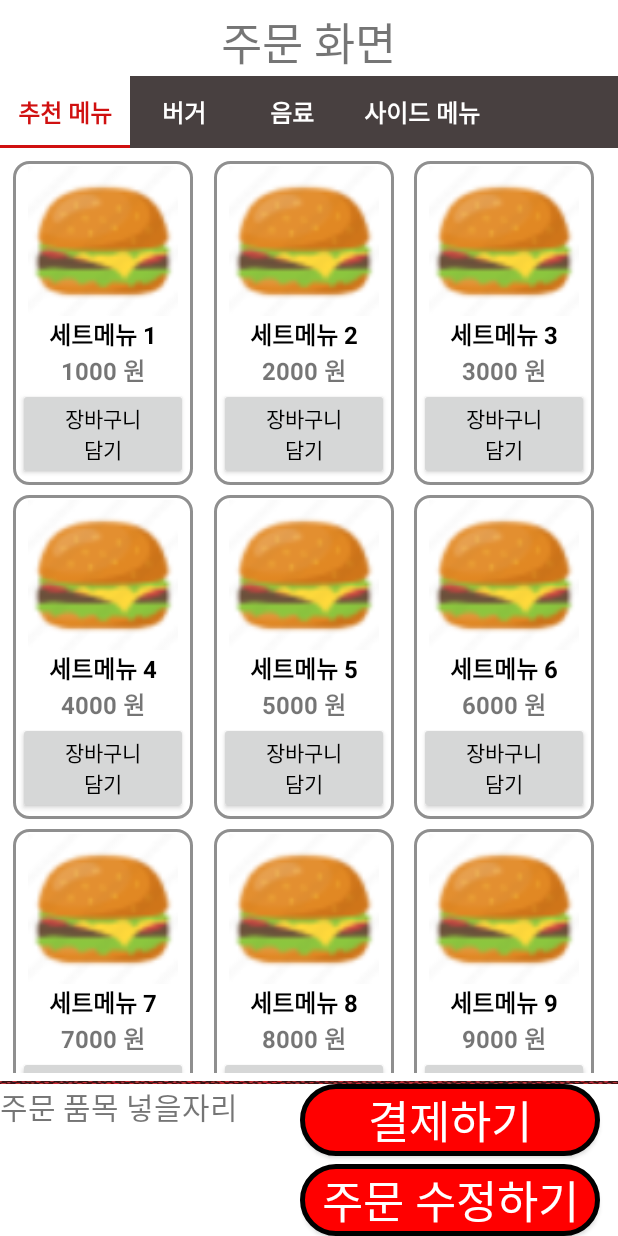
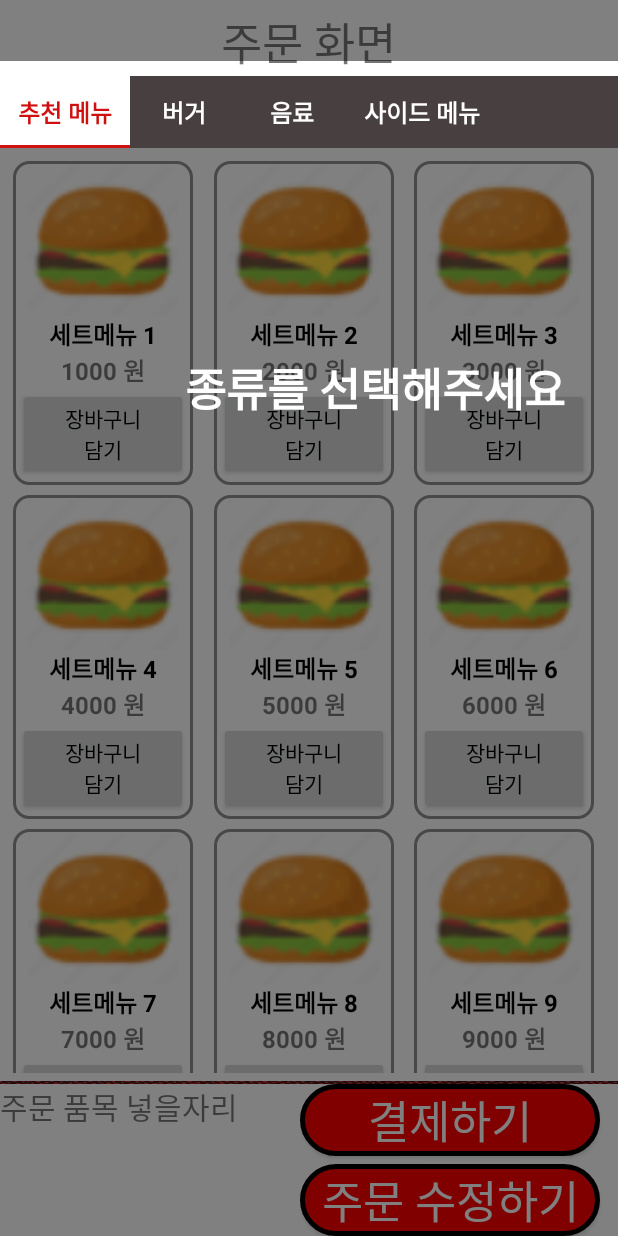
Before and after one commit to HJTN/AppProgramming_T6, an Android app: the SubActivity screen opened directly, with no data from a screen before it, on a phone screen of 412 x 824 dp. Run offline under Robolectric (Android 15) with nearby library versions, the light colour scheme and no system bars.

Commit message:
tutorial panel conditional apprearance, add announcement text view

```diff
--- /dev/null
+++ b/app/src/main/java/com/example/kioskupgrade/CrossActivityInfo.kt
@@ -0,0 +1,6 @@
+package com.example.kioskupgrade
+
+//액티비티에 상관없이 앱 내에서 전역적으로 사용할 수 있는 정보를 담는 싱글톤 클래스
+object CrossActivityInfo {
+    var isTutorial : Boolean = false
+}
--- a/app/src/main/java/com/example/kioskupgrade/MainActivity.kt
+++ b/app/src/main/java/com/example/kioskupgrade/MainActivity.kt
@@ -18,7 +18,7 @@ class MainActivity : AppCompatActivity() {
         super.onCreate(savedInstanceState)
         val binding = ActivityMainBinding.inflate(layoutInflater)
 
-        //setContentView(binding.root)
+        setContentView(binding.root)
 
         binding.stockBtn.visibility = View.GONE
         binding.accountBtn.visibility = View.GONE
@@ -40,6 +40,7 @@ class MainActivity : AppCompatActivity() {
         binding.kioskmainBtn.setOnClickListener(object: View.OnClickListener{
             override fun onClick(view: View?) {
                 val intent = Intent(applicationContext, SubActivity::class.java)
+                CrossActivityInfo.isTutorial = false
                 startActivity(intent)
             }
         })
@@ -47,6 +48,7 @@ class MainActivity : AppCompatActivity() {
         binding.kioskmainBtn2.setOnClickListener(object: View.OnClickListener{
             override fun onClick(view: View?) {
                 val intent = Intent(applicationContext, SubActivity::class.java)
+                CrossActivityInfo.isTutorial = true
                 startActivity(intent)
             }
         })
@@ -64,43 +66,5 @@ class MainActivity : AppCompatActivity() {
                 startActivity(intent)
             }
         })
-
-//      val myImage : ImageView = ImageView(applicationContext)
-//      myImage.setImageResource(R.drawable.hamburger)
-//      binding.mainlayout.addView(myImage)
-
-        val display = this.applicationContext?.resources?.displayMetrics
-        val deviceWidth : Int = display?.widthPixels!!
-        val deviceHeight : Int = display?.heightPixels!!
-
-        val lx : Float = deviceWidth.times(0.3f); val ly: Float = deviceHeight.times(0.1f)
-        val rx : Float = deviceWidth.times(0.7f); val ry: Float = deviceHeight.times(0.4f)
-
-        val panel1 = binding.tutorialPanel1
-        val panel2 = binding.tutorialPanel2
-        val panel3 = binding.tutorialPanel3
-        val panel4 = binding.tutorialPanel4
-
-        panel1.visibility = View.VISIBLE
-        SetImagePos(panel1, 0f, 0f, lx.toInt(), ry.toInt())
-
-        panel2.visibility = View.VISIBLE
-        SetImagePos(panel2, 0f, ry, rx.toInt(), deviceHeight - ry.toInt())
-
-        panel3.visibility = View.VISIBLE
-        SetImagePos(panel3, rx, ly, deviceWidth - lx.toInt(), deviceHeight - ly.toInt())
-
-        panel4.visibility = View.VISIBLE
-        SetImagePos(panel4, lx, 0f, deviceWidth - lx.toInt(), ly.toInt())
-
-        setContentView(binding.root)
-    }
-
-    fun SetImagePos(img : ImageView, x:Float,y:Float,w:Int,h:Int){
-        img.x = x; img.y = y;
-        img.getLayoutParams().width = w
-        img.getLayoutParams().height = h
-        img.setScaleType(ImageView.ScaleType.FIT_XY);
-        img.requestLayout()
     }
 }
--- a/app/src/main/java/com/example/kioskupgrade/SubActivity.kt
+++ b/app/src/main/java/com/example/kioskupgrade/SubActivity.kt
@@ -1,9 +1,11 @@
 package com.example.kioskupgrade
 
 import android.content.Intent
+import android.graphics.Rect
 import android.os.Bundle
 import android.util.Log
 import android.widget.Button
+import android.widget.ImageView
 import androidx.appcompat.app.AppCompatActivity
 import androidx.fragment.app.FragmentManager
 import androidx.fragment.app.FragmentTransaction
@@ -70,8 +72,6 @@ class SubActivity : AppCompatActivity() {
             }
         })
 
-
-
         val next1Button: Button = findViewById(R.id.purchase)
         next1Button.setOnClickListener {
             val intent = Intent(applicationContext, paymentActivity::class.java)
@@ -80,12 +80,24 @@ class SubActivity : AppCompatActivity() {
         val next2Button: Button = findViewById(R.id.redo)
         next2Button.setOnClickListener{popupbtnlistener()}
 
-
+        if(CrossActivityInfo.isTutorial){
+            SetTutorialView(binding)
+        }
     }
     fun popupbtnlistener(){
         val customdialog = CustomDialog(this)
         customdialog.show()
     }
 
+    fun SetTutorialView(binding : ActivityOrderBinding){
+        val panels : MutableList<ImageView> = mutableListOf()
+        panels.add(binding.tutorialPanel1)
+        panels.add(binding.tutorialPanel2)
+        panels.add(binding.tutorialPanel3)
+        panels.add(binding.tutorialPanel4)
 
+        val tutorial_renderer = TutorialViewRenderer(this.applicationContext, panels, binding.tutorialText)
+        tutorial_renderer.Highlight(0f, 0.05f, 1f, 0.12f)
+        tutorial_renderer.SetText("종류를 선택해주세요",0.3f, 0.5f, 30f)
+    }
 }
--- a/app/src/main/java/com/example/kioskupgrade/TutorialViewRenderer.kt
+++ b/app/src/main/java/com/example/kioskupgrade/TutorialViewRenderer.kt
@@ -1,5 +1,72 @@
 package com.example.kioskupgrade
 
-class TutorialViewRenderer {
+import android.content.Context
+import android.view.View
+import android.widget.ImageView
+import android.widget.TextView
 
+//튜토리얼 화면 렌더링을 위한 클래스. 사용하는 쪽에서 application context와 4개의 반투명 ImageView를 넘겨주며 생성한다.
+class TutorialViewRenderer(val context: Context, val panels : MutableList<ImageView>, val tv : TextView) {
+
+    //원하는 영역 이외의 부분을 터치불가, 어둡게 만든다.
+    //lx_ratio, ly_ratio 에는 원하는 영역의 왼쪽 위 좌표를 화면상의 비율로 표현해 넘겨주면 된다. 예를들어 화면중앙은 0.5f가 된다.
+    fun Highlight(lx_ratio : Float, ly_ratio : Float,
+                  rx_ratio : Float, ry_ratio : Float){
+        val display = context?.resources?.displayMetrics
+        val deviceWidth : Int = display?.widthPixels!!
+        val deviceHeight : Int = display?.heightPixels!!
+
+        val lx : Float = deviceWidth.times(lx_ratio); val ly: Float = deviceHeight.times(ly_ratio)
+        val rx : Float = deviceWidth.times(rx_ratio); val ry: Float = deviceHeight.times(ry_ratio)
+
+        val panel1 = panels[0]
+        val panel2 = panels[1]
+        val panel3 = panels[2]
+        val panel4 = panels[3]
+
+        panel1.visibility = View.VISIBLE
+        SetImagePos(panel1, 0f, 0f, lx.toInt(), ry.toInt())
+
+        panel2.visibility = View.VISIBLE
+        SetImagePos(panel2, 0f, ry, rx.toInt(), deviceHeight - ry.toInt())
+
+        panel3.visibility = View.VISIBLE
+        SetImagePos(panel3, rx, ly, deviceWidth - lx.toInt(), deviceHeight - ly.toInt())
+
+        panel4.visibility = View.VISIBLE
+        SetImagePos(panel4, lx, 0f, deviceWidth - lx.toInt(), ly.toInt())
+
+    }
+
+    //Hightlight 함수를 위한 보조함수
+    fun SetImagePos(img : ImageView, x:Float, y:Float, w:Int, h:Int){
+        img.x = x; img.y = y;
+        img.getLayoutParams().width = w
+        img.getLayoutParams().height = h
+        img.setScaleType(ImageView.ScaleType.FIT_XY);
+        img.requestLayout()
+    }
+
+    //안내 메세지의 내용과 위치를 조정한다.
+    fun SetText(str : String, x_ratio:Float, y_ratio:Float, size : Float){
+        val display = context?.resources?.displayMetrics
+        val deviceWidth : Int = display?.widthPixels!!
+        val deviceHeight : Int = display?.heightPixels!!
+
+        tv.visibility = View.VISIBLE
+        tv.text = str
+        tv.x = deviceWidth.times(x_ratio); tv.y = deviceWidth.times(y_ratio)
+        tv.textSize = size
+        tv.requestLayout()
+    }
+
+    //하이라이트 상태를 해제시킨다.
+    fun Release(){
+        for(i in 0..3){
+            panels[i].visibility = View.INVISIBLE
+            panels[i].requestLayout()
+        }
+        tv.visibility = View.INVISIBLE
+        tv.requestLayout()
+    }
 }
--- a/app/src/main/res/layout/activity_order.xml
+++ b/app/src/main/res/layout/activity_order.xml
@@ -1,7 +1,13 @@
 <?xml version="1.0" encoding="utf-8"?>
-<LinearLayout xmlns:android="http://schemas.android.com/apk/res/android"
+
+<FrameLayout
+    xmlns:android="http://schemas.android.com/apk/res/android"
     xmlns:app="http://schemas.android.com/apk/res-auto"
     xmlns:tools="http://schemas.android.com/tools"
+    android:layout_width="match_parent"
+    android:layout_height="match_parent">
+
+    <LinearLayout
         android:layout_width="match_parent"
         android:layout_height="match_parent"
         android:orientation="vertical"
@@ -97,3 +103,51 @@
             </LinearLayout>
         </LinearLayout>
     </LinearLayout>
+
+    <ImageView
+        android:id="@+id/tutorial_panel1"
+        android:layout_width="wrap_content"
+        android:layout_height="wrap_content"
+        android:src="@drawable/tutorial_panel"
+        android:alpha="0.5"
+        android:clickable="true"
+        android:visibility="invisible"/>
+    <ImageView
+        android:id="@+id/tutorial_panel2"
+        android:layout_width="wrap_content"
+        android:layout_height="wrap_content"
+        android:src="@drawable/tutorial_panel"
+        android:alpha="0.5"
+        android:clickable="true"
+        android:visibility="invisible"/>
+    <ImageView
+        android:id="@+id/tutorial_panel3"
+        android:layout_width="wrap_content"
+        android:layout_height="wrap_content"
+        android:src="@drawable/tutorial_panel"
+        android:alpha="0.5"
+        android:clickable="true"
+        android:visibility="invisible"/>
+    <ImageView
+        android:id="@+id/tutorial_panel4"
+        android:layout_width="wrap_content"
+        android:layout_height="wrap_content"
+        android:src="@drawable/tutorial_panel"
+        android:alpha="0.5"
+        android:clickable="true"
+        android:visibility="invisible"/>
+
+    <TextView
+        android:id="@+id/tutorial_text"
+        android:layout_width="wrap_content"
+        android:layout_height="wrap_content"
+        android:text="튜토리얼 텍스트 입니다."
+        android:textSize="@dimen/fsize24"
+        android:textStyle="bold"
+        android:textColor="@color/white"
+        android:gravity="center"
+        android:layout_marginTop="@dimen/size30"
+        app:layout_constraintTop_toTopOf="parent"
+        app:layout_constraintStart_toStartOf="parent"/>
+
+</FrameLayout>
```
Lines whose indentation alone changed are shown as unchanged.
